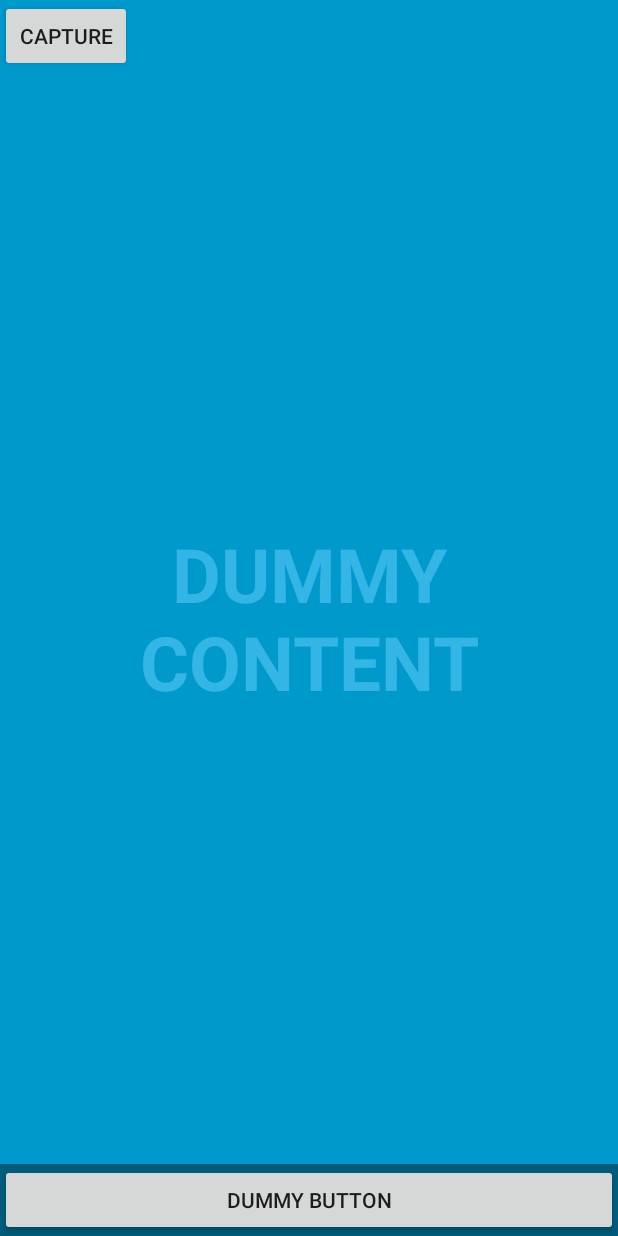
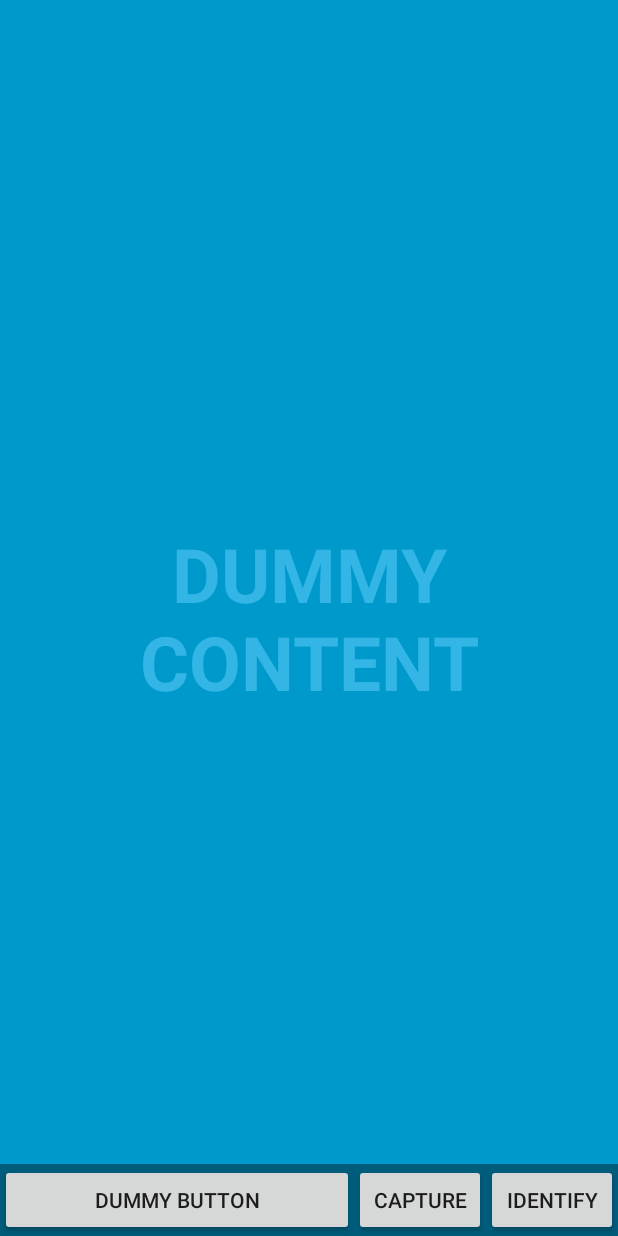
Before and after one commit to ohjay/RolyPoly, an Android app: the layout activity_main.xml on its own in the app's theme, with its tools: preview values and no code run, on a phone screen of 412 x 824 dp. Run offline under Robolectric (Android 15) with nearby library versions, the light colour scheme and no system bars.

```diff
--- a/app/build.gradle
+++ b/app/build.gradle
@@ -21,7 +21,8 @@
 
 dependencies {
     compile fileTree(dir: 'libs', include: ['*.jar'])
-    testCompile 'junit:junit:4.12'
     compile 'com.android.support:appcompat-v7:24.0.0'
     compile 'com.android.support:support-v4:24.0.0'
+    compile 'com.android.support:design:24.0.0'
+    testCompile 'junit:junit:4.12'
 }
--- a/app/src/main/java/xyz/owenjow/rolypoly/CaptureActivity.java
+++ b/app/src/main/java/xyz/owenjow/rolypoly/CaptureActivity.java
@@ -2,6 +2,8 @@
 
 import android.support.v7.app.AppCompatActivity;
 import android.os.Bundle;
+
+import xyz.owenjow.facialrecognizerer.R;
 
 public class CaptureActivity extends AppCompatActivity {
 
--- a/app/src/main/res/layout/activity_main.xml
+++ b/app/src/main/res/layout/activity_main.xml
@@ -43,15 +43,22 @@
                 android:layout_height="wrap_content"
                 android:layout_weight="1"
                 android:text="@string/dummy_button" />
+            <Button
+                android:text="Capture"
+                android:layout_width="wrap_content"
+                android:layout_height="wrap_content"
+                android:id="@+id/capture_button"
+                android:onClick="goCapture" />
+            <Button
+                android:text="Identify"
+                android:layout_width="wrap_content"
+                android:layout_height="wrap_content"
+                android:id="@+id/identify_button"
+                android:onClick="goIdentify" />
 
         </LinearLayout>
 
-        <Button
-            android:text="Capture"
-            android:layout_width="wrap_content"
-            android:layout_height="wrap_content"
-            android:id="@+id/capture_button"
-            android:onClick="goCapture" />
+
     </FrameLayout>
 
 </FrameLayout>
--- /dev/null
+++ b/app/src/main/res/values-v21/styles.xml
@@ -0,0 +1,9 @@
+<resources>
+
+    <style name="AppTheme.NoActionBar">
+        <item name="windowActionBar">false</item>
+        <item name="windowNoTitle">true</item>
+        <item name="android:windowDrawsSystemBarBackgrounds">true</item>
+        <item name="android:statusBarColor">@android:color/transparent</item>
+    </style>
+</resources>
--- a/app/src/main/res/values/dimens.xml
+++ b/app/src/main/res/values/dimens.xml
@@ -2,4 +2,5 @@
     <!-- Default screen margins, per the Android Design guidelines. -->
     <dimen name="activity_horizontal_margin">16dp</dimen>
     <dimen name="activity_vertical_margin">16dp</dimen>
+    <dimen name="fab_margin">16dp</dimen>
 </resources>
--- a/app/src/main/res/values/strings.xml
+++ b/app/src/main/res/values/strings.xml
@@ -3,4 +3,5 @@
 
     <string name="dummy_button">Dummy Button</string>
     <string name="dummy_content">DUMMY\nCONTENT</string>
+    <string name="title_activity_identify">IdentifyActivity</string>
 </resources>
--- a/app/src/main/res/values/styles.xml
+++ b/app/src/main/res/values/styles.xml
@@ -20,4 +20,13 @@
         <item name="android:background">@color/black_overlay</item>
     </style>
 
+    <style name="AppTheme.NoActionBar">
+        <item name="windowActionBar">false</item>
+        <item name="windowNoTitle">true</item>
+    </style>
+
+    <style name="AppTheme.AppBarOverlay" parent="ThemeOverlay.AppCompat.Dark.ActionBar" />
+
+    <style name="AppTheme.PopupOverlay" parent="ThemeOverlay.AppCompat.Light" />
+
 </resources>
```
Also changed, not shown: app/src/main/AndroidManifest.xml (+9 -3 lines), app/src/main/java/xyz/owenjow/rolypoly/IdentifyActivity.java (added, +31 -0 lines), app/src/main/java/xyz/owenjow/rolypoly/MainActivity.java (+7 -0 lines), app/src/main/res/layout/activity_identify.xml (added, +34 -0 lines), app/src/main/res/layout/content_identify.xml (added, +16 -0 lines).
